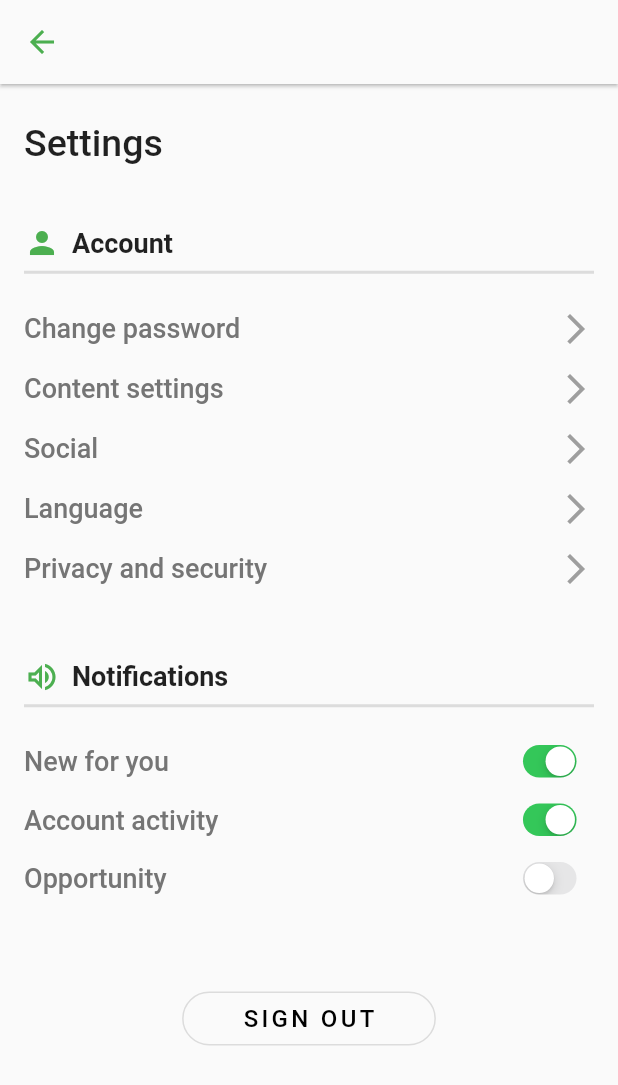
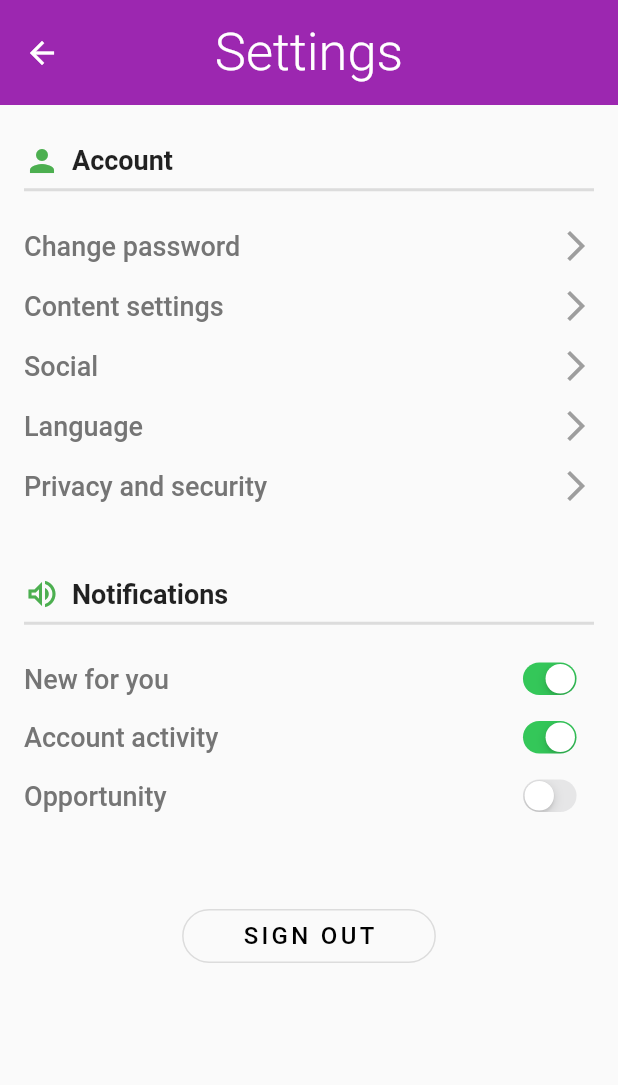
Before and after one commit to MukhammedAli/simple-app, a Flutter app: the Settings screen opened directly, on a phone screen of 412 x 824 dp. Shown: the top 1085 px of the screen. Run offline on Flutter 3.47's test engine with Material 2 defaults, Android fonts, the phone set to English and light mode, and no system bars; our stand-ins replace audioplayers, font_awesome_flutter, get.

Commit message:
made little changes on setting's page

```diff
--- a/lib/pages/Settings.dart
+++ b/lib/pages/Settings.dart
@@ -11,29 +11,24 @@ class _SettingsState extends State<Settings> {
   Widget build(BuildContext context) {
     return Scaffold(
       appBar: AppBar(
-        backgroundColor: Theme.of(context).scaffoldBackgroundColor,
-        elevation: 1,
-        leading: IconButton(
-          onPressed: () {
-            Navigator.of(context).pop();
-          },
-          icon: Icon(
-            Icons.arrow_back,
-            color: Colors.green,
+        backgroundColor: Colors.purple,
+        title: Text(
+            'Settings',
+          style: TextStyle(
+            fontSize: 35,
+            fontWeight: FontWeight.w300,
+            color: Colors.white,
           ),
         ),
+        toolbarHeight: 70,
+        centerTitle: true,
+        elevation: 0,
       ),
       body: Container(
+        child: Scrollbar(
+          child: ListView(
             padding: EdgeInsets.only(left: 16, top: 25, right: 16),
-        child: ListView(
             children: [
-            Text(
-              "Settings",
-              style: TextStyle(fontSize: 25, fontWeight: FontWeight.w500),
-            ),
-            SizedBox(
-              height: 40,
-            ),
               Row(
                 children: [
                   Icon(
@@ -104,6 +99,7 @@ class _SettingsState extends State<Settings> {
                 ),
               )
             ],
+          ),
         ),
       ),
     );
```
Lines whose indentation alone changed are shown as unchanged.
